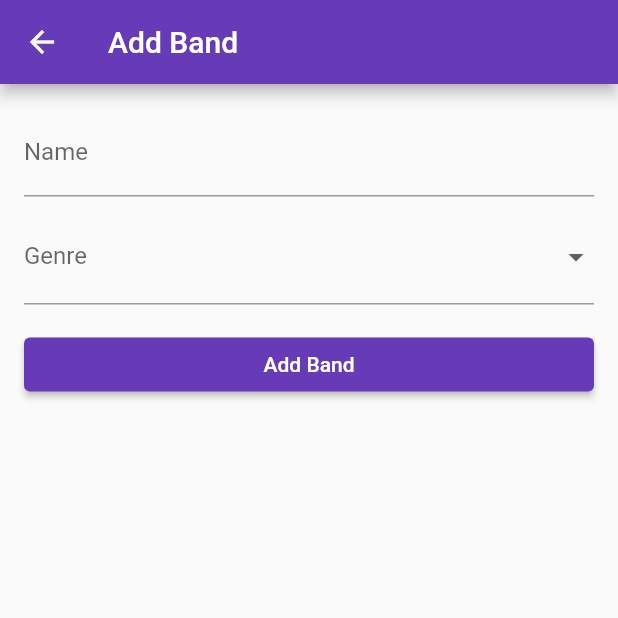
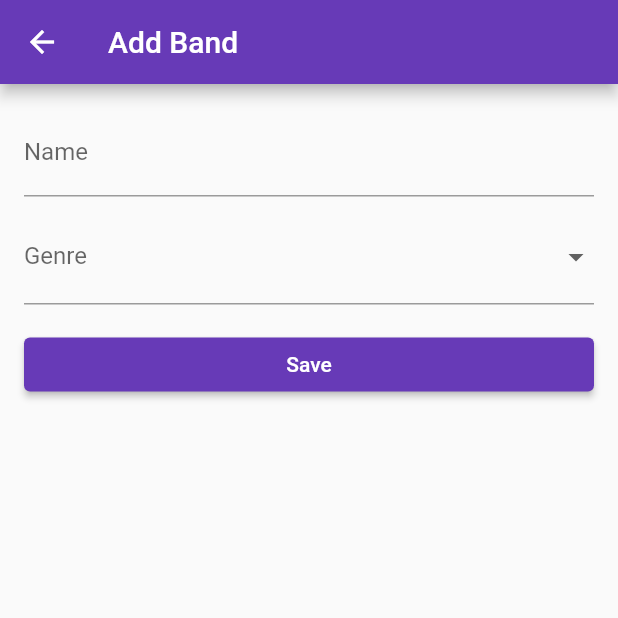
Before and after one commit to Lovyania/assignment4.2, a Flutter app: the AddBandScreen screen opened directly, on a phone screen of 412 x 824 dp, the top half of it. Run offline on Flutter 3.47's test engine with Material 2 defaults, Android fonts, the phone set to English and light mode, and no system bars; our stand-ins replace sqflite; accounts and stored records are empty.

Commit message:
changed add btn to save btn

```diff
--- a/lib/screens/bandentry.dart
+++ b/lib/screens/bandentry.dart
@@ -68,7 +68,7 @@ class _AddBandScreenState extends State<AddBandScreen> {
             SizedBox(height: 16.0),
             ElevatedButton(
               onPressed: _submitForm,
-              child: Text('Add Band'),
+              child: Text('Save'),
             ),
           ],
         ),
```
